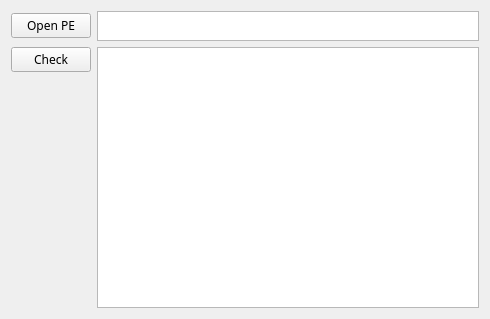
First picture: the form in ui/pechecker_window.ui, repository liyansong2018/ReverseWidget, before the edit.
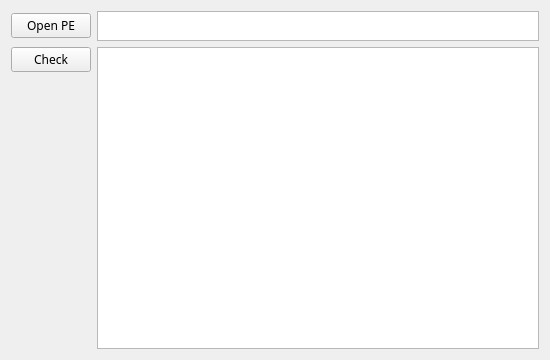
Second picture: the form after the edit. Icons and pictures are not drawn.

What changed in the file:
```diff
--- a/ui/pechecker_window.ui
+++ b/ui/pechecker_window.ui
@@ -6,8 +6,8 @@
    <rect>
     <x>0</x>
     <y>0</y>
-    <width>490</width>
-    <height>319</height>
+    <width>550</width>
+    <height>360</height>
    </rect>
   </property>
   <property name="windowTitle">
```
